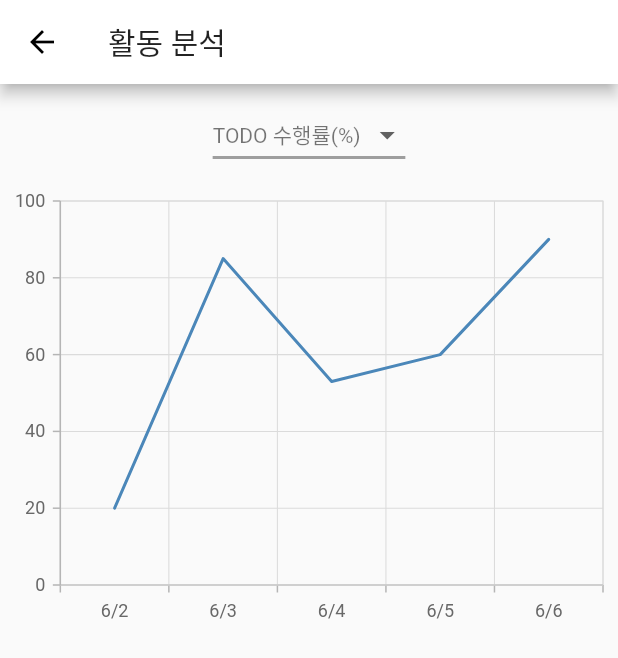
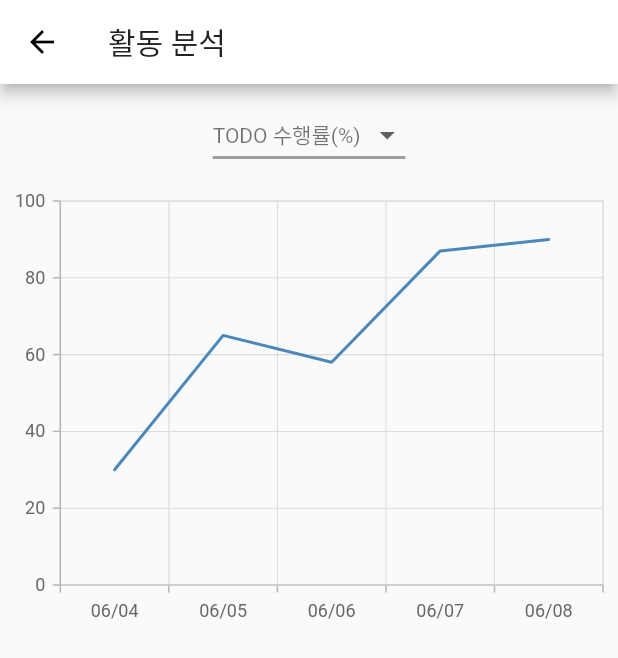
Before and after one commit to YeeunJ/TnT, a Flutter app: the dataAnalysisPage screen opened by its route, on a phone screen of 412 x 824 dp. Shown: the top 658 px of the screen. Run offline on Flutter 3.47's test engine with Material 2 defaults, Android fonts, the phone set to English and light mode, and no system bars; our stand-ins replace cloud_firestore, file_picker, firebase_auth, firebase_core, google_sign_in, syncfusion_flutter_calendar and 1 more; missing offline and left inert: card_settings; accounts and stored records are empty.

```diff
--- a/lib/Application.dart
+++ b/lib/Application.dart
@@ -24,7 +24,7 @@ class ApplicationState extends ChangeNotifier {
   ApplicationLoginState get loginState => _loginState;
 
   Future<void> init() async {
-    await Firebase.initializeApp(); //로그인 옮길거면 옮기구 이거 주석 없애주세여!!ㅎㅎ 앞에서 하길래 일단 빼놨다!!
+    //await Firebase.initializeApp(); //로그인 옮길거면 옮기구 이거 주석 없애주세여!!ㅎㅎ 앞에서 하길래 일단 빼놨다!!
     print('init');
     FirebaseAuth.instance.userChanges().listen((user) {
       if (user != null) {
--- a/lib/dataAnalysis.dart
+++ b/lib/dataAnalysis.dart
@@ -12,22 +12,25 @@ import './Application.dart';
 import 'package:syncfusion_flutter_charts/charts.dart';
 
 String dropdownValue = 'TODO 수행률(%)';
+DateTime now = new DateTime.now();
+DateTime date = new DateTime(now.year, now.month, now.day);
+final format = DateFormat('MM/dd');
 
 class Data1{
   Data1(this.day, this.todo);
-  final String day;
+  final DateTime day;
   final double todo;
 }
 
 class Data2{
   Data2(this.day, this.todo);
-  final String day;
+  final DateTime day;
   final double todo;
 }
 
 class Data3{
   Data3(this.day, this.sales, this.sales2, this.sales3, this.sales4);
-  final String day;
+  final DateTime day;
   final double sales;
   final double sales2;
   final double sales3;
@@ -43,28 +46,29 @@ class dataAnalysisPage extends StatefulWidget {
 
 class _dataAnalysisPageState extends State<dataAnalysisPage> {
 
+
   final List<Data1> chartData1 = [
-    Data1("6/2", 20),
-    Data1("6/3", 85),
-    Data1("6/4", 53),
-    Data1("6/5", 60),
-    Data1("6/6", 90),
+    Data1(date.subtract(Duration(days: 4)), 30),
+    Data1(date.subtract(Duration(days: 3)), 65),
+    Data1(date.subtract(Duration(days: 2)), 58),
+    Data1(date.subtract(Duration(days: 1)), 87),
+    Data1(date, 90),
   ];
 
   final List<Data2> chartData2 = [
-    Data2("6/2", 3),
-    Data2("6/3", 7),
-    Data2("6/4", 6),
-    Data2("6/5", 2),
-    Data2("6/6", 9),
+    Data2(date.subtract(Duration(days: 4)), 3),
+    Data2(date.subtract(Duration(days: 3)), 7),
+    Data2(date.subtract(Duration(days: 2)), 6),
+    Data2(date.subtract(Duration(days: 1)), 2),
+    Data2(date, 9),
   ];
 
   final List<Data3> chartData3 = [
-    Data3("6/2", 1,2,3,4),
-    Data3("6/3", 0,3,2,4),
-    Data3("6/4", 1,2,2,1),
-    Data3("6/5", 1,0,0,4),
-    Data3("6/6", 5,3,5,2),
+    Data3(date.subtract(Duration(days: 4)), 1,2,3,4),
+    Data3(date.subtract(Duration(days: 3)), 0,3,2,4),
+    Data3(date.subtract(Duration(days: 2)), 1,2,2,1),
+    Data3(date.subtract(Duration(days: 1)), 1,0,0,4),
+    Data3(date, 5,3,5,2),
   ];
 
   @override
@@ -127,7 +131,7 @@ class _dataAnalysisPageState extends State<dataAnalysisPage> {
                     // Renders line chart
                     LineSeries<Data1, String>(
                         dataSource: chartData1,
-                        xValueMapper: (Data1 sales, _) => sales.day,
+                        xValueMapper: (Data1 sales, _) => format.format(sales.day),
                         yValueMapper: (Data1 sales, _) => sales.todo
                     )
                   ]
@@ -139,7 +143,7 @@ class _dataAnalysisPageState extends State<dataAnalysisPage> {
                     // Renders line chart
                     ColumnSeries<Data2, String>(
                         dataSource: chartData2,
-                        xValueMapper: (Data2 sales, _) => sales.day,
+                        xValueMapper: (Data2 sales, _) => format.format(sales.day),
                         yValueMapper: (Data2 sales, _) => sales.todo
                     )
                   ]
@@ -150,22 +154,22 @@ class _dataAnalysisPageState extends State<dataAnalysisPage> {
                   series: <ChartSeries>[
                     StackedColumn100Series<Data3, String>(
                         dataSource: chartData3,
-                        xValueMapper: (Data3 sales, _) => sales.day,
+                        xValueMapper: (Data3 sales, _) => format.format(sales.day),
                         yValueMapper: (Data3 sales, _) => sales.sales
                     ),
                     StackedColumn100Series<Data3, String>(
                         dataSource: chartData3,
-                        xValueMapper: (Data3 sales, _) => sales.day,
+                        xValueMapper: (Data3 sales, _) => format.format(sales.day),
                         yValueMapper: (Data3 sales, _) => sales.sales2
                     ),
                     StackedColumn100Series<Data3, String>(
                         dataSource: chartData3,
-                        xValueMapper: (Data3 sales, _) => sales.day,
+                        xValueMapper: (Data3 sales, _) => format.format(sales.day),
                         yValueMapper: (Data3 sales, _) => sales.sales3
                     ),
                     StackedColumn100Series<Data3, String>(
                         dataSource: chartData3,
-                        xValueMapper: (Data3 sales, _) => sales.day,
+                        xValueMapper: (Data3 sales, _) => format.format(sales.day),
                         yValueMapper: (Data3 sales, _) => sales.sales4
                     )
                   ]
--- a/lib/login.dart
+++ b/lib/login.dart
@@ -114,7 +114,7 @@ class _LoginPageState extends State<LoginPage>{
                             ),
                           ),
                           onPressed: () async{
-                            //await Firebase.initializeApp(); //나중에 옮기기
+                            await Firebase.initializeApp();
                             final value = await (userCredential = await signInWithGoogle());
                             final test = Navigator.pop(context);
                             Navigator.pushNamed(
```
